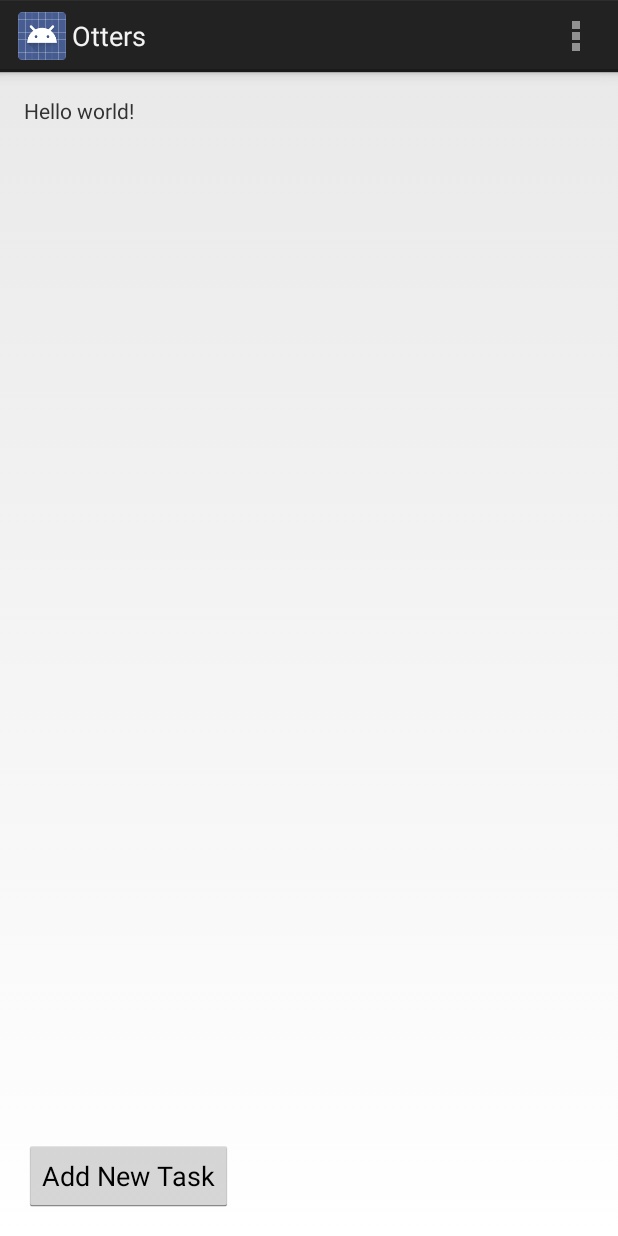
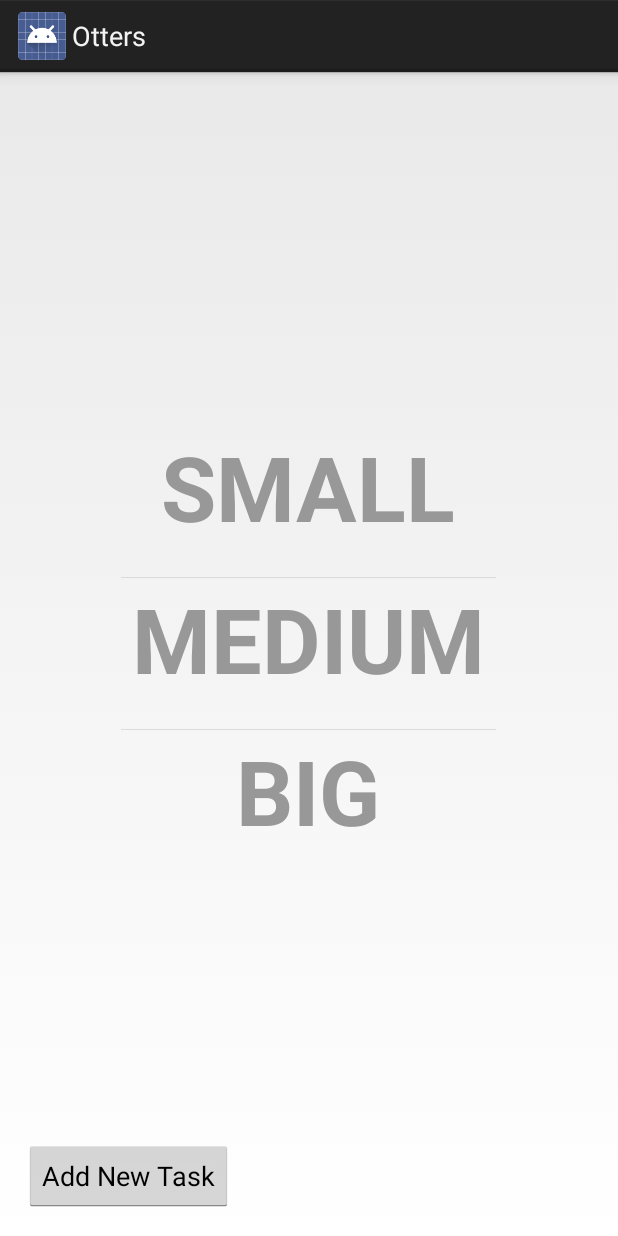
Before and after one commit to Zhomans/MobileProtoSprint3, an Android app: the screen it shows after launch (MainActivity), on a phone screen of 412 x 824 dp. Run offline under Robolectric (Android 15) with nearby library versions, the phone set to English and light mode, and no system bars.

Commit message:
main menu

```diff
--- a/Otters/Otters/src/main/AndroidManifest.xml
+++ b/Otters/Otters/src/main/AndroidManifest.xml
@@ -22,6 +22,10 @@
                 <category android:name="android.intent.category.LAUNCHER" />
             </intent-filter>
         </activity>
+        <activity
+            android:name="com.sprint3.otters.MakeTask"
+            android:label="@string/app_name" >
+        </activity>
     </application>
 
 </manifest>
--- a/Otters/Otters/src/main/java/com/sprint3/otters/MainActivity.java
+++ b/Otters/Otters/src/main/java/com/sprint3/otters/MainActivity.java
@@ -1,8 +1,14 @@
 package com.sprint3.otters;
 
+import android.app.Activity;
+import android.content.Intent;
 import android.os.Bundle;
-import android.app.Activity;
-import android.view.Menu;
+import android.view.View;
+import android.widget.Button;
+import android.widget.ListView;
+
+import java.util.ArrayList;
+import java.util.List;
 
 public class MainActivity extends Activity {
 
@@ -10,14 +16,30 @@ public class MainActivity extends Activity {
     protected void onCreate(Bundle savedInstanceState) {
         super.onCreate(savedInstanceState);
         setContentView(R.layout.activity_main);
+
+        Button b = (Button) findViewById(R.id.taskmaker); // creates a button b and attaching it to the UI element called button1 on the view
+        b.setOnClickListener(new View.OnClickListener() { // creates and sets an onClickListener for the button b
+            @Override
+            public void onClick(View view) { // creates the onClick method for the listener, which controls what is done when the button is clicked
+                Intent i = new Intent(getApplicationContext(), MakeTask.class); // creates a new intent i, which is how Android passes information between activities, and defines this intent as a way to navigate to the SecondActivity
+                startActivity(i); // tells Android to make the intent active
+            }
+        });
+                 /*
+                * Creating some sample test data to see what the layout looks like.
+                * You should eventually delete this.
+                */
+        TitleFeedItem item1 = new TitleFeedItem("SMALL");
+        TitleFeedItem item2 = new TitleFeedItem("MEDIUM");
+        TitleFeedItem item3 = new TitleFeedItem("BIG");
+        List<TitleFeedItem> sampleData = new ArrayList<TitleFeedItem>();
+        sampleData.add(item1);
+        sampleData.add(item2);
+        sampleData.add(item3);
+
+        // Set up the ArrayAdapter for the feedList
+        TitleFeedListAdapter feedListAdapter = new TitleFeedListAdapter(this.getApplicationContext(), sampleData);
+        ListView feedList = (ListView) findViewById(R.id.titles);
+        feedList.setAdapter(feedListAdapter);
     }
-
-
-    @Override
-    public boolean onCreateOptionsMenu(Menu menu) {
-        // Inflate the menu; this adds items to the action bar if it is present.
-        getMenuInflater().inflate(R.menu.main, menu);
-        return true;
-    }
-
 }
--- /dev/null
+++ b/Otters/Otters/src/main/java/com/sprint3/otters/MakeTask.java
@@ -0,0 +1,28 @@
+package com.sprint3.otters;
+
+import android.app.Activity;
+import android.content.Intent;
+import android.os.Bundle;
+import android.view.View;
+import android.widget.Button;
+
+/**
+ * Created by amclaughlin on 11/14/13.
+ */
+public class MakeTask extends Activity{
+
+    @Override
+    protected void onCreate(Bundle savedInstanceState) {
+        super.onCreate(savedInstanceState);
+        setContentView(R.layout.new_task);
+
+        Button b = (Button) findViewById(R.id.save); // creates a button b and attaching it to the UI element called button1 on the view
+        b.setOnClickListener(new View.OnClickListener() { // creates and sets an onClickListener for the button b
+            @Override
+            public void onClick(View view) { // creates the onClick method for the listener, which controls what is done when the button is clicked
+                Intent i = new Intent(getApplicationContext(), MainActivity.class); // creates a new intent i, which is how Android passes information between activities, and defines this intent as a way to navigate to the SecondActivity
+                startActivity(i); // tells Android to make the intent active
+            }
+        });
+    }
+}
--- /dev/null
+++ b/Otters/Otters/src/main/java/com/sprint3/otters/TitleFeedItem.java
@@ -0,0 +1,14 @@
+package com.sprint3.otters;
+
+/**
+ * Created by amclaughlin on 11/14/13.
+ */
+public class TitleFeedItem {
+
+    public String userName;
+
+    public TitleFeedItem(String userName){
+        this.userName = userName;
+    }
+
+}
--- /dev/null
+++ b/Otters/Otters/src/main/java/com/sprint3/otters/TitleFeedListAdapter.java
@@ -0,0 +1,54 @@
+package com.sprint3.otters;
+
+
+import android.content.Context;
+import android.view.LayoutInflater;
+import android.view.View;
+import android.view.ViewGroup;
+import android.widget.ArrayAdapter;
+import android.widget.TextView;
+
+import java.util.List;
+
+/**
+ * Created by evan on 9/25/13.
+ */
+public class TitleFeedListAdapter extends ArrayAdapter<TitleFeedItem> {
+
+    private final Context context;
+    private final List<TitleFeedItem> data;
+
+    public TitleFeedListAdapter(Context context, List<TitleFeedItem> data){
+        super(context, R.layout.smb_item, data);
+        this.context = context;
+        this.data = data;
+    }
+
+    private class FeedItemHolder{
+        TextView userName;
+    }
+
+    @Override
+    public View getView(int position, View convertView, ViewGroup parent){
+        FeedItemHolder holder;
+        View feedRow = convertView;
+
+        if(feedRow == null){
+            LayoutInflater inflater = (LayoutInflater) context.getSystemService(Context.LAYOUT_INFLATER_SERVICE);
+            feedRow = inflater.inflate(R.layout.smb_item, parent, false);
+            holder = new FeedItemHolder();
+            holder.userName = (TextView) feedRow.findViewById(R.id.category);
+
+            feedRow.setTag(holder);
+        } else {
+            holder = (FeedItemHolder) feedRow.getTag();
+        }
+
+        TitleFeedItem item = data.get(position);
+
+        holder.userName.setText(item.userName);
+
+        return feedRow;
+    }
+
+}
--- a/Otters/Otters/src/main/res/layout/activity_main.xml
+++ b/Otters/Otters/src/main/res/layout/activity_main.xml
@@ -8,16 +8,18 @@
     android:paddingBottom="@dimen/activity_vertical_margin"
     tools:context=".MainActivity">
 
-    <TextView
-        android:layout_width="wrap_content"
+    <ListView
+        android:layout_width="250dp"
+        android:layout_centerHorizontal="true"
         android:layout_height="wrap_content"
-        android:text="@string/hello_world" />
+        android:layout_centerVertical="true"
+        android:id="@+id/titles"/>
 
     <Button
         android:layout_width="wrap_content"
         android:layout_height="wrap_content"
         android:text="Add New Task"
-        android:id="@+id/button"
+        android:id="@+id/taskmaker"
         android:layout_alignParentBottom="true"
         android:layout_alignParentLeft="true" />
 
--- a/Otters/Otters/src/main/res/layout/new_task.xml
+++ b/Otters/Otters/src/main/res/layout/new_task.xml
@@ -60,7 +60,7 @@
         android:layout_width="wrap_content"
         android:layout_height="wrap_content"
         android:text="Save!"
-        android:id="@+id/button"
+        android:id="@+id/save"
         android:layout_marginTop="27dp"
         android:layout_below="@+id/checkBox"
         android:layout_centerHorizontal="true" />
--- /dev/null
+++ b/Otters/Otters/src/main/res/layout/smb_item.xml
@@ -0,0 +1,20 @@
+<?xml version="1.0" encoding="utf-8"?>
+
+<RelativeLayout xmlns:android="http://schemas.android.com/apk/res/android"
+    android:orientation="vertical" android:layout_width="match_parent"
+    android:layout_height="match_parent">
+
+    <TextView
+        android:layout_width="wrap_content"
+        android:layout_height="wrap_content"
+        android:textAppearance="?android:attr/textAppearanceLarge"
+        android:textStyle="bold"
+        android:text="Textview"
+        android:textSize="60sp"
+        android:id="@+id/category"
+        android:layout_marginBottom="20dp"
+        android:layout_alignParentTop="true"
+        android:layout_centerHorizontal="true"
+        android:textColor="@color/gray"/>
+
+</RelativeLayout>
```
